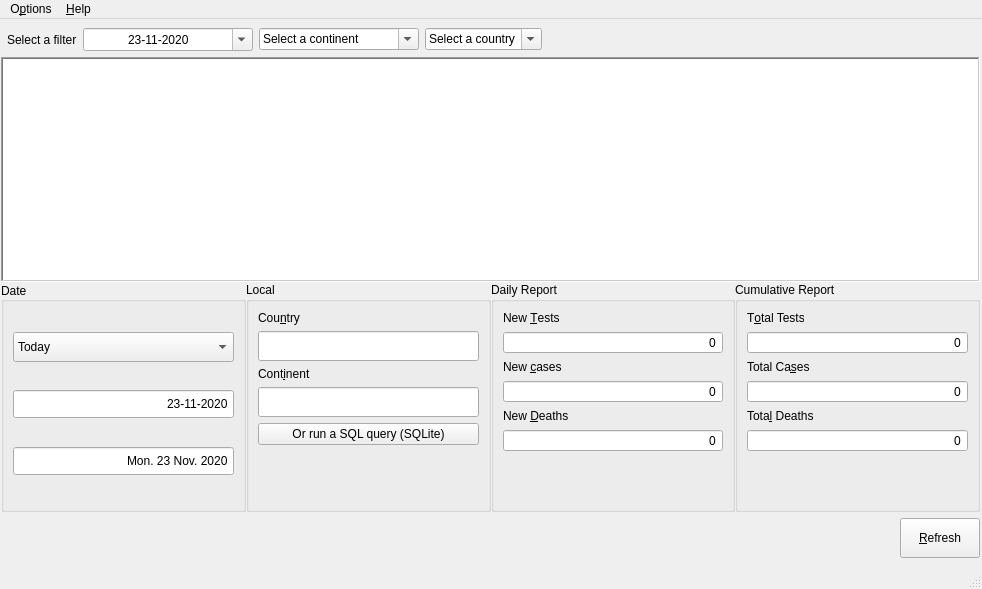
Above: assets/mainwindow.ui from faouziMohamed/covid-data before the change. Below: the same form after it.
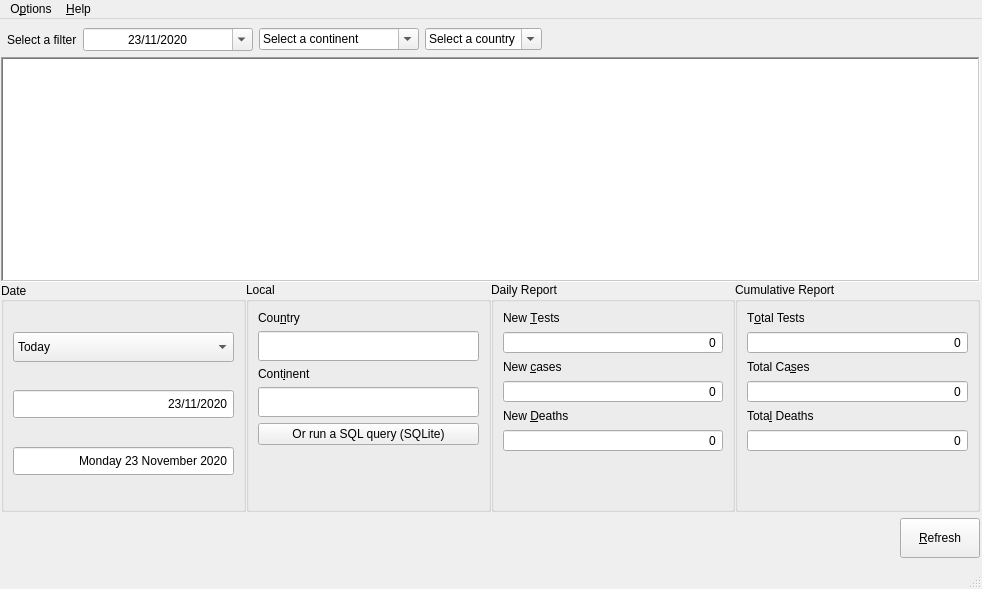
That is the form after the change. Icons and pictures are not drawn.

Diff of the .ui file:
```diff
--- a/assets/mainwindow.ui
+++ b/assets/mainwindow.ui
@@ -331,7 +331,7 @@
            <enum>QDateTimeEdit::DaySection</enum>
           </property>
           <property name="displayFormat">
-           <string>dd-MM-yyyy</string>
+           <string>dd/MM/yyyy</string>
           </property>
           <property name="calendarPopup">
            <bool>true</bool>
@@ -670,7 +670,7 @@
                 <enum>QDateTimeEdit::DaySection</enum>
                </property>
                <property name="displayFormat">
-                <string>dd-MM-yyyy</string>
+                <string>dd/MM/yyyy</string>
                </property>
                <property name="calendarPopup">
                 <bool>false</bool>
@@ -737,7 +737,7 @@
                 </date>
                </property>
                <property name="displayFormat">
-                <string>ddd. dd MMM. yyyy</string>
+                <string>dddd dd MMMM yyyy</string>
                </property>
                <property name="timeSpec">
                 <enum>Qt::LocalTime</enum>
```
Left out of the diff: 2 changed lines with no effect on the pictures.
